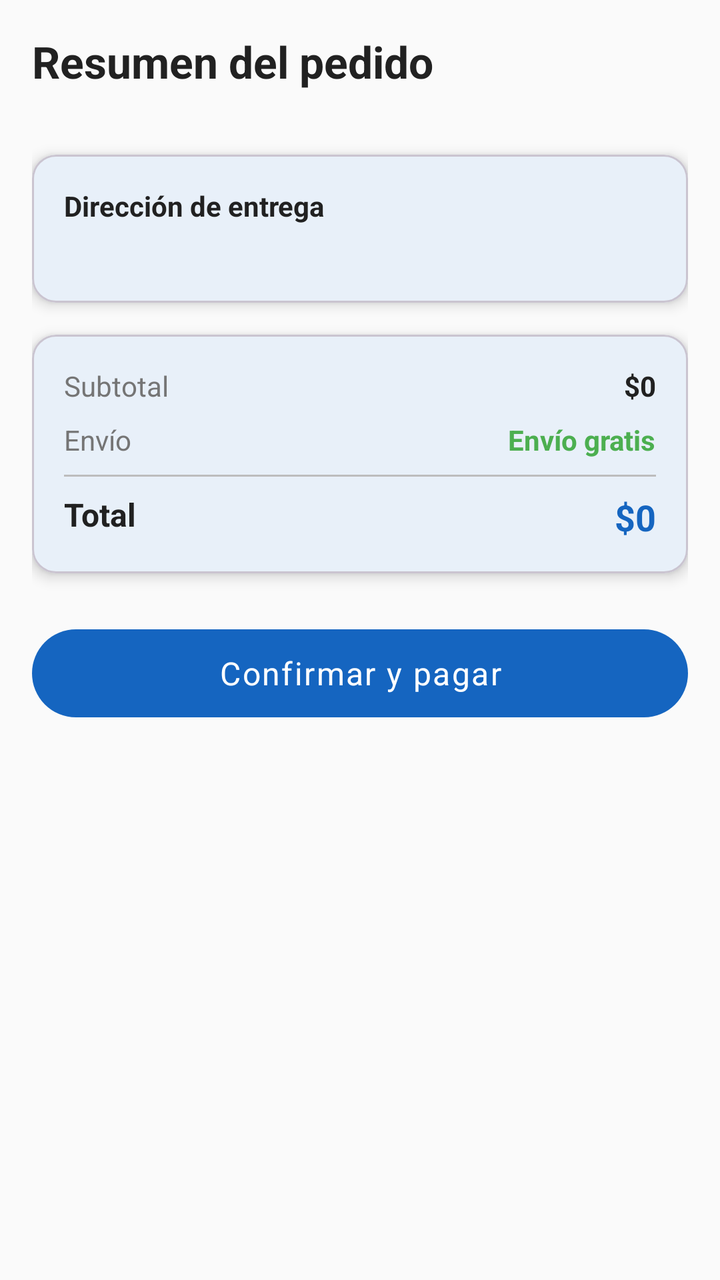
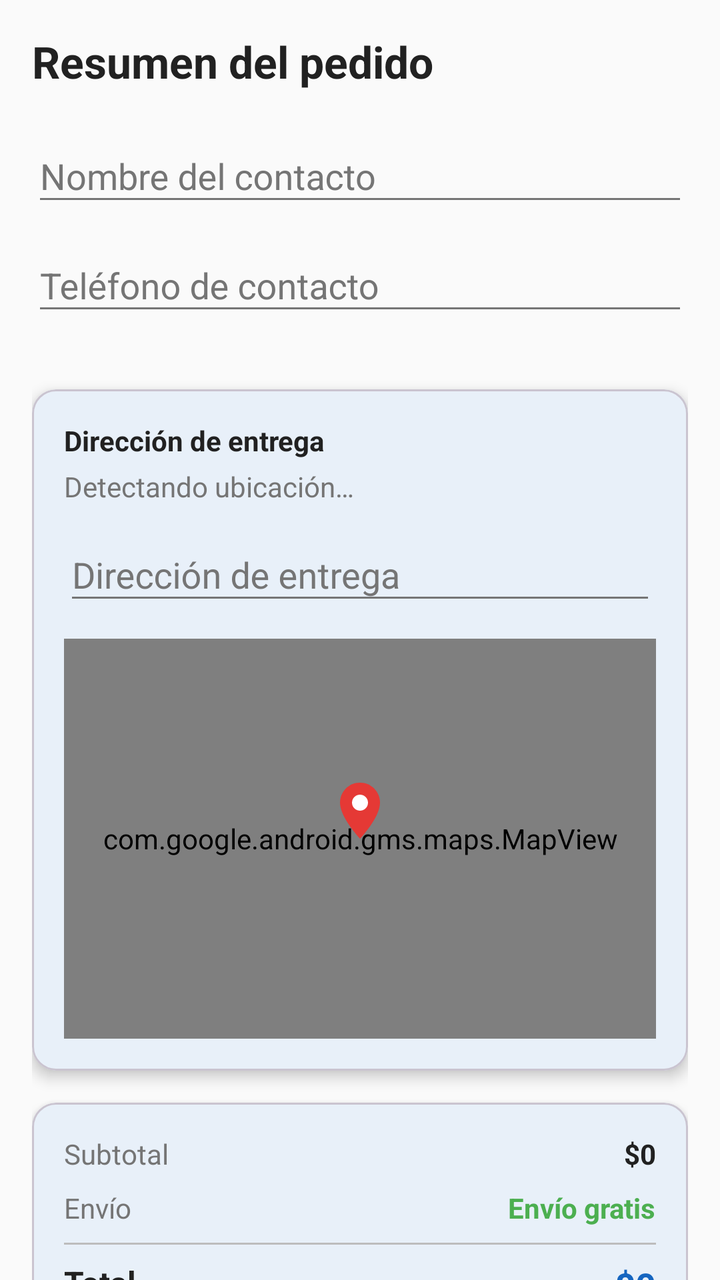

An Android layout rendered at two revisions. The XML below is the earlier revision; the diff shows what the commit changed to produce the second picture.
<!-- AndroidManifest.xml: application theme Theme.TomenAguita -->
<!-- res/layout/fragment_resumen_pedido.xml -->
<?xml version="1.0" encoding="utf-8"?>
<androidx.core.widget.NestedScrollView
    xmlns:android="http://schemas.android.com/apk/res/android"
    xmlns:app="http://schemas.android.com/apk/res-auto"
    android:layout_width="match_parent"
    android:layout_height="match_parent"
    android:background="@color/background">

    <androidx.constraintlayout.widget.ConstraintLayout
        android:layout_width="match_parent"
        android:layout_height="wrap_content"
        android:padding="@dimen/padding_medium">

        <TextView
            android:id="@+id/tvTitle"
            android:layout_width="0dp"
            android:layout_height="wrap_content"
            android:text="@string/title_order_summary"
            android:textColor="@color/on_background"
            android:textSize="@dimen/text_title"
            android:textStyle="bold"
            app:layout_constraintEnd_toEndOf="parent"
            app:layout_constraintStart_toStartOf="parent"
            app:layout_constraintTop_toTopOf="parent" />

        <androidx.recyclerview.widget.RecyclerView
            android:id="@+id/rvResumen"
            android:layout_width="0dp"
            android:layout_height="wrap_content"
            android:layout_marginTop="@dimen/margin_medium"
            android:nestedScrollingEnabled="false"
            app:layout_constraintEnd_toEndOf="parent"
            app:layout_constraintStart_toStartOf="parent"
            app:layout_constraintTop_toBottomOf="@id/tvTitle" />

        <com.google.android.material.card.MaterialCardView
            android:id="@+id/cardAddress"
            android:layout_width="0dp"
            android:layout_height="wrap_content"
            android:layout_marginTop="@dimen/margin_medium"
            app:cardCornerRadius="@dimen/corner_radius_medium"
            app:cardElevation="@dimen/card_elevation"
            app:layout_constraintEnd_toEndOf="parent"
            app:layout_constraintStart_toStartOf="parent"
            app:layout_constraintTop_toBottomOf="@id/rvResumen">

            <LinearLayout
                android:layout_width="match_parent"
                android:layout_height="wrap_content"
                android:orientation="vertical"
                android:padding="@dimen/padding_medium">

                <TextView
                    android:layout_width="wrap_content"
                    android:layout_height="wrap_content"
                    android:text="@string/label_delivery_address"
                    android:textColor="@color/on_background"
                    android:textStyle="bold" />

                <TextView
                    android:id="@+id/tvDireccion"
                    android:layout_width="wrap_content"
                    android:layout_height="wrap_content"
                    android:layout_marginTop="4dp"
                    android:text=""
                    android:textColor="@color/on_background_secondary" />
            </LinearLayout>
        </com.google.android.material.card.MaterialCardView>

        <com.google.android.material.card.MaterialCardView
            android:id="@+id/cardTotales"
            android:layout_width="0dp"
            android:layout_height="wrap_content"
            android:layout_marginTop="@dimen/margin_medium"
            app:cardCornerRadius="@dimen/corner_radius_medium"
            app:cardElevation="@dimen/card_elevation"
            app:layout_constraintEnd_toEndOf="parent"
            app:layout_constraintStart_toStartOf="parent"
            app:layout_constraintTop_toBottomOf="@id/cardAddress">

            <androidx.constraintlayout.widget.ConstraintLayout
                android:layout_width="match_parent"
                android:layout_height="wrap_content"
                android:padding="@dimen/padding_medium">

                <TextView android:id="@+id/tvSubtotalLabel" android:layout_width="wrap_content" android:layout_height="wrap_content" android:text="@string/label_subtotal" android:textColor="@color/on_background_secondary" app:layout_constraintStart_toStartOf="parent" app:layout_constraintTop_toTopOf="parent" />
                <TextView android:id="@+id/tvSubtotal" android:layout_width="wrap_content" android:layout_height="wrap_content" android:text="$0" android:textColor="@color/on_background" android:textStyle="bold" app:layout_constraintEnd_toEndOf="parent" app:layout_constraintTop_toTopOf="parent" />
                <TextView android:id="@+id/tvEnvioLabel" android:layout_width="wrap_content" android:layout_height="wrap_content" android:layout_marginTop="8dp" android:text="@string/label_shipping" android:textColor="@color/on_background_secondary" app:layout_constraintStart_toStartOf="parent" app:layout_constraintTop_toBottomOf="@id/tvSubtotalLabel" />
                <TextView android:id="@+id/tvEnvio" android:layout_width="wrap_content" android:layout_height="wrap_content" android:layout_marginTop="8dp" android:text="@string/label_free_shipping" android:textColor="@color/success" android:textStyle="bold" app:layout_constraintEnd_toEndOf="parent" app:layout_constraintTop_toBottomOf="@id/tvSubtotal" />
                <View android:id="@+id/divider" android:layout_width="0dp" android:layout_height="1dp" android:layout_marginTop="@dimen/margin_small" android:background="@color/divider" app:layout_constraintEnd_toEndOf="parent" app:layout_constraintStart_toStartOf="parent" app:layout_constraintTop_toBottomOf="@id/tvEnvioLabel" />
                <TextView android:id="@+id/tvTotalLabel" android:layout_width="wrap_content" android:layout_height="wrap_content" android:layout_marginTop="@dimen/margin_small" android:text="@string/label_total" android:textColor="@color/on_background" android:textSize="@dimen/text_medium" android:textStyle="bold" app:layout_constraintStart_toStartOf="parent" app:layout_constraintTop_toBottomOf="@id/divider" />
                <TextView android:id="@+id/tvTotal" android:layout_width="wrap_content" android:layout_height="wrap_content" android:layout_marginTop="@dimen/margin_small" android:text="$0" android:textColor="@color/primary" android:textSize="@dimen/text_large" android:textStyle="bold" app:layout_constraintEnd_toEndOf="parent" app:layout_constraintTop_toBottomOf="@id/divider" />

            </androidx.constraintlayout.widget.ConstraintLayout>
        </com.google.android.material.card.MaterialCardView>

        <com.google.android.material.button.MaterialButton
            android:id="@+id/btnConfirmar"
            style="@style/Widget.TomenAguita.Button"
            android:layout_width="0dp"
            android:layout_height="@dimen/button_height"
            android:layout_marginTop="@dimen/margin_large"
            android:layout_marginBottom="@dimen/margin_large"
            android:text="@string/btn_confirm_payment"
            app:layout_constraintBottom_toBottomOf="parent"
            app:layout_constraintEnd_toEndOf="parent"
            app:layout_constraintStart_toStartOf="parent"
            app:layout_constraintTop_toBottomOf="@id/cardTotales" />

    </androidx.constraintlayout.widget.ConstraintLayout>
</androidx.core.widget.NestedScrollView>
<!-- resources referenced by this layout -->
<resources>
  <color name="background">#FAFAFA</color>
  <color name="divider">#BDBDBD</color>
  <color name="on_background">#212121</color>
  <color name="on_background_secondary">#757575</color>
  <color name="primary">#1565C0</color>
  <color name="success">#4CAF50</color>
  <dimen name="button_height">52dp</dimen>
  <dimen name="card_elevation">4dp</dimen>
  <dimen name="corner_radius_medium">12dp</dimen>
  <dimen name="margin_large">24dp</dimen>
  <dimen name="margin_medium">16dp</dimen>
  <dimen name="margin_small">8dp</dimen>
  <dimen name="padding_medium">16dp</dimen>
  <dimen name="text_large">18sp</dimen>
  <dimen name="text_medium">16sp</dimen>
  <dimen name="text_title">22sp</dimen>
  <string name="btn_confirm_payment">Confirmar y pagar</string>
  <string name="label_delivery_address">Dirección de entrega</string>
  <string name="label_free_shipping">Envío gratis</string>
  <string name="label_shipping">Envío</string>
  <string name="label_subtotal">Subtotal</string>
  <string name="label_total">Total</string>
  <string name="title_order_summary">Resumen del pedido</string>
  <style name="Theme.TomenAguita" parent="Theme.Material3.DayNight.NoActionBar">
          <item name="colorPrimary">@color/primary</item>
          <item name="colorPrimaryDark">@color/primary_dark</item>
          <item name="colorPrimaryVariant">@color/primary_dark</item>
          <item name="colorOnPrimary">@color/on_primary</item>
          <item name="colorSecondary">@color/secondary</item>
          <item name="colorOnSecondary">@color/on_primary</item>
          <item name="colorError">@color/error</item>
          <item name="android:colorBackground">@color/background</item>
          <item name="colorSurface">@color/surface</item>
          <item name="android:statusBarColor">@color/primary_dark</item>
          <item name="android:navigationBarColor">@color/surface</item>
          <item name="android:fontFamily">sans-serif</item>
      </style>
  <dimen name="corner_radius_button">24dp</dimen>
  <color name="primary_dark">#0D47A1</color>
  <color name="on_primary">#FFFFFF</color>
  <color name="secondary">#00BCD4</color>
  <color name="error">#B00020</color>
  <color name="surface">#FFFFFF</color>
  <!-- unchanged entries left out for length: 1 -->
</resources>

<!-- the commit's change to res/layout/fragment_resumen_pedido.xml (unified diff, before → after) -->
@@ -11,6 +11,7 @@
         android:layout_height="wrap_content"
         android:padding="@dimen/padding_medium">
 
+        
         <TextView
             android:id="@+id/tvTitle"
             android:layout_width="0dp"
@@ -23,6 +24,49 @@
             app:layout_constraintStart_toStartOf="parent"
             app:layout_constraintTop_toTopOf="parent" />
 
+        
+        <com.google.android.material.textfield.TextInputLayout
+            android:id="@+id/tilNombre"
+            style="@style/Widget.TomenAguita.TextInputLayout"
+            android:layout_width="0dp"
+            android:layout_height="wrap_content"
+            android:layout_marginTop="@dimen/margin_medium"
+            android:hint="Nombre del contacto"
+            app:layout_constraintEnd_toEndOf="parent"
+            app:layout_constraintStart_toStartOf="parent"
+            app:layout_constraintTop_toBottomOf="@id/tvTitle">
+
+            <com.google.android.material.textfield.TextInputEditText
+                android:id="@+id/etNombre"
+                android:layout_width="match_parent"
+                android:layout_height="wrap_content"
+                android:inputType="textPersonName|textCapWords"
+                android:textColor="@color/on_background"
+                android:textColorHint="@color/on_background_secondary" />
+        </com.google.android.material.textfield.TextInputLayout>
+
+        
+        <com.google.android.material.textfield.TextInputLayout
+            android:id="@+id/tilTelefono"
+            style="@style/Widget.TomenAguita.TextInputLayout"
+            android:layout_width="0dp"
+            android:layout_height="wrap_content"
+            android:layout_marginTop="@dimen/margin_small"
+            android:hint="Teléfono de contacto"
+            app:layout_constraintEnd_toEndOf="parent"
+            app:layout_constraintStart_toStartOf="parent"
+            app:layout_constraintTop_toBottomOf="@id/tilNombre">
+
+            <com.google.android.material.textfield.TextInputEditText
+                android:id="@+id/etTelefono"
+                android:layout_width="match_parent"
+                android:layout_height="wrap_content"
+                android:inputType="phone"
+                android:textColor="@color/on_background"
+                android:textColorHint="@color/on_background_secondary" />
+        </com.google.android.material.textfield.TextInputLayout>
+
+        
         <androidx.recyclerview.widget.RecyclerView
             android:id="@+id/rvResumen"
             android:layout_width="0dp"
@@ -31,8 +75,9 @@
             android:nestedScrollingEnabled="false"
             app:layout_constraintEnd_toEndOf="parent"
             app:layout_constraintStart_toStartOf="parent"
-            app:layout_constraintTop_toBottomOf="@id/tvTitle" />
+            app:layout_constraintTop_toBottomOf="@id/tilTelefono" />
 
+        
         <com.google.android.material.card.MaterialCardView
             android:id="@+id/cardAddress"
             android:layout_width="0dp"
@@ -58,15 +103,58 @@
                     android:textStyle="bold" />
 
                 <TextView
-                    android:id="@+id/tvDireccion"
+                    android:id="@+id/tvEstadoUbicacion"
                     android:layout_width="wrap_content"
                     android:layout_height="wrap_content"
                     android:layout_marginTop="4dp"
-                    android:text=""
-                    android:textColor="@color/on_background_secondary" />
+                    android:text="Detectando ubicación…"
+                    android:textColor="@color/on_background_secondary"
+                    android:textSize="@dimen/text_body"
+                    android:visibility="visible" />
+
+                <com.google.android.material.textfield.TextInputLayout
+                    android:id="@+id/tilDireccion"
+                    style="@style/Widget.TomenAguita.TextInputLayout"
+                    android:layout_width="match_parent"
+                    android:layout_height="wrap_content"
+                    android:layout_marginTop="8dp"
+                    android:hint="Dirección de entrega"
+                    android:visibility="visible">
+
+                    <com.google.android.material.textfield.TextInputEditText
+                        android:id="@+id/etDireccion"
+                        android:layout_width="match_parent"
+                        android:layout_height="wrap_content"
+                        android:inputType="textPostalAddress"
+                        android:textColor="@color/on_background"
+                        android:textColorHint="@color/on_background_secondary" />
+                </com.google.android.material.textfield.TextInputLayout>
+
+                
+                <FrameLayout
+                    android:layout_width="match_parent"
+                    android:layout_height="200dp"
+                    android:layout_marginTop="12dp">
+
+                    <com.google.android.gms.maps.MapView
+                        android:id="@+id/mapView"
+                        android:layout_width="match_parent"
+                        android:layout_height="match_parent" />
+
+                    <ImageView
+                        android:layout_width="32dp"
+                        android:layout_height="32dp"
+                        android:layout_gravity="center"
+                        android:translationY="-14dp"
+                        android:src="@drawable/ic_pin_map"
+                        android:elevation="4dp"
+                        android:contentDescription="@null" />
+                </FrameLayout>
+
             </LinearLayout>
         </com.google.android.material.card.MaterialCardView>
 
+        
         <com.google.android.material.card.MaterialCardView
             android:id="@+id/cardTotales"
             android:layout_width="0dp"
<!-- resource entries referenced after the edit -->
@@ -13,9 +13,26 @@
   <dimen name="margin_medium">16dp</dimen>
   <dimen name="margin_small">8dp</dimen>
   <dimen name="padding_medium">16dp</dimen>
+  <dimen name="text_body">14sp</dimen>
   <dimen name="text_large">18sp</dimen>
   <dimen name="text_medium">16sp</dimen>
   <dimen name="text_title">22sp</dimen>
+  <!-- drawable ic_pin_map (drawable) -->
+  <?xml version="1.0" encoding="utf-8"?>
+  <vector xmlns:android="http://schemas.android.com/apk/res/android"
+      android:width="32dp"
+      android:height="32dp"
+      android:viewportWidth="32"
+      android:viewportHeight="32">
+      
+      <path
+          android:fillColor="#E53935"
+          android:pathData="M16,2C10.48,2 6,6.48 6,12C6,19.5 16,30 16,30C16,30 26,19.5 26,12C26,6.48 21.52,2 16,2Z" />
+      
+      <path
+          android:fillColor="#FFFFFF"
+          android:pathData="M16,16C13.79,16 12,14.21 12,12C12,9.79 13.79,8 16,8C18.21,8 20,9.79 20,12C20,14.21 18.21,16 16,16Z" />
+  </vector>
   <string name="btn_confirm_payment">Confirmar y pagar</string>
   <string name="label_delivery_address">Dirección de entrega</string>
   <string name="label_free_shipping">Envío gratis</string>
@@ -23,6 +40,14 @@
   <string name="label_subtotal">Subtotal</string>
   <string name="label_total">Total</string>
   <string name="title_order_summary">Resumen del pedido</string>
+  <style name="Widget.TomenAguita.TextInputLayout" parent="Widget.Material3.TextInputLayout.OutlinedBox">
+          <item name="boxCornerRadiusTopStart">@dimen/corner_radius_small</item>
+          <item name="boxCornerRadiusTopEnd">@dimen/corner_radius_small</item>
+          <item name="boxCornerRadiusBottomStart">@dimen/corner_radius_small</item>
+          <item name="boxCornerRadiusBottomEnd">@dimen/corner_radius_small</item>
+          <item name="boxStrokeColor">@color/primary</item>
+          <item name="materialThemeOverlay">@style/ThemeOverlay.TomenAguita.TextInput</item>
+      </style>
   <style name="Theme.TomenAguita" parent="Theme.Material3.DayNight.NoActionBar">
           <item name="colorPrimary">@color/primary</item>
           <item name="colorPrimaryDark">@color/primary_dark</item>
@@ -36,8 +61,16 @@
           <item name="android:statusBarColor">@color/primary_dark</item>
           <item name="android:navigationBarColor">@color/surface</item>
           <item name="android:fontFamily">sans-serif</item>
+          
+          <item name="android:textColorPrimary">@color/on_background</item>
+          <item name="android:textColorSecondary">@color/on_background_secondary</item>
       </style>
   <dimen name="corner_radius_button">24dp</dimen>
+  <dimen name="corner_radius_small">8dp</dimen>
+  <style name="ThemeOverlay.TomenAguita.TextInput" parent="">
+          <item name="colorOnSurface">@color/primary</item>
+          <item name="colorOnSurfaceVariant">@color/on_background_secondary</item>
+      </style>
   <color name="primary_dark">#0D47A1</color>
   <color name="on_primary">#FFFFFF</color>
   <color name="secondary">#00BCD4</color>
